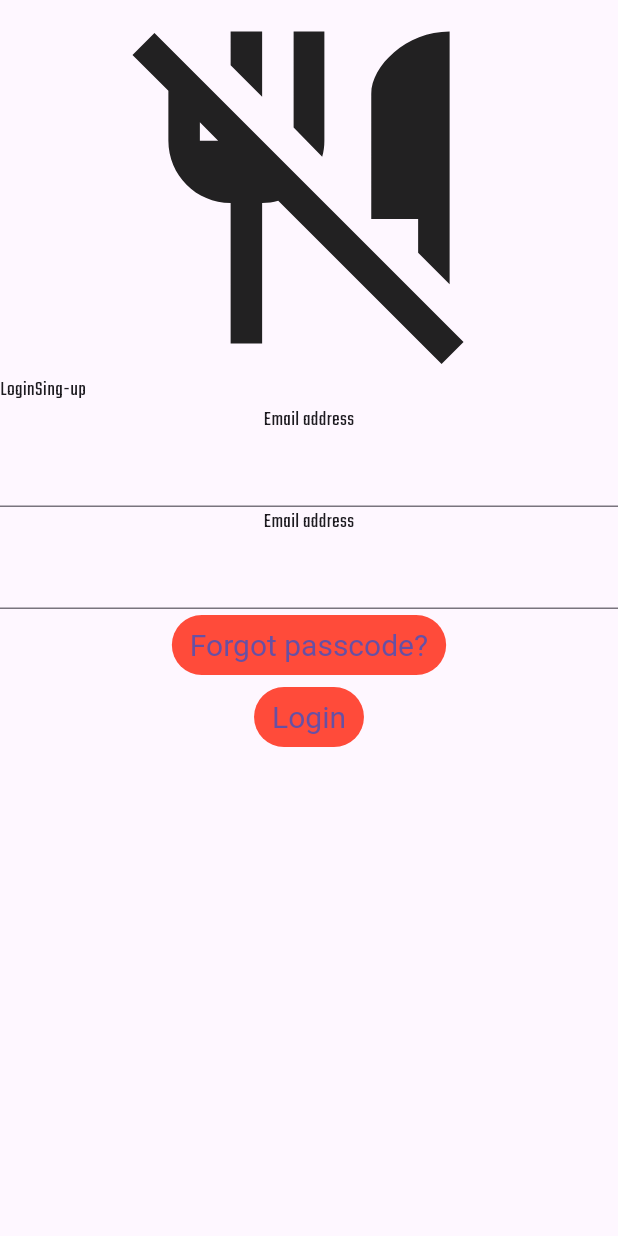
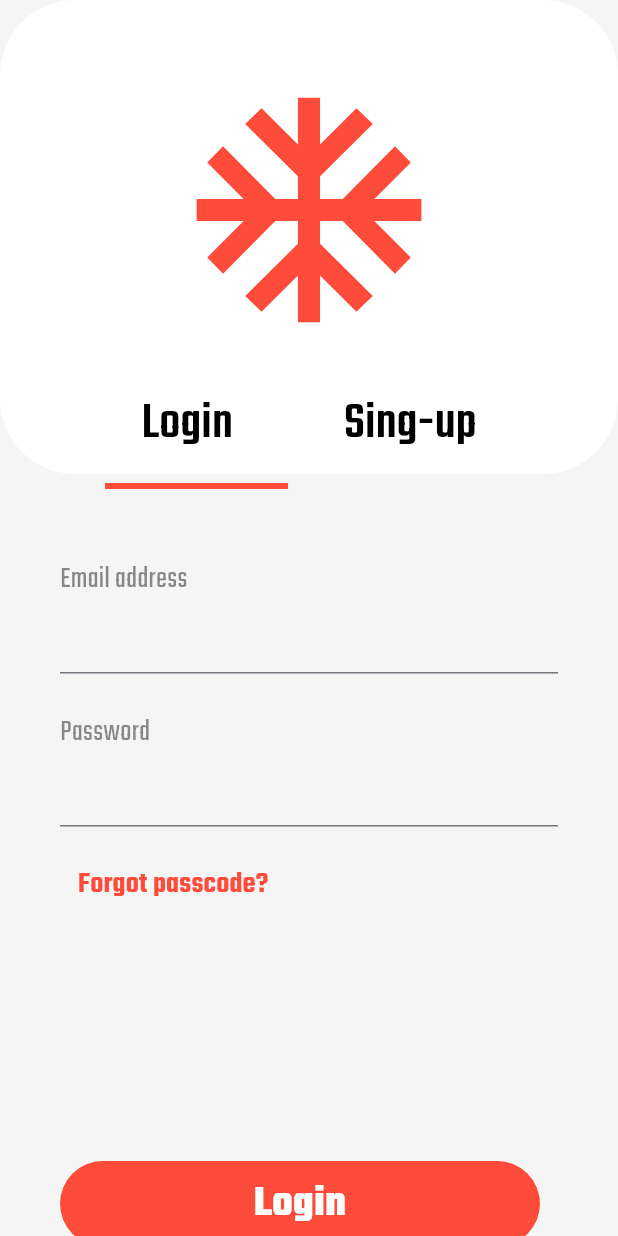
Before and after one commit to taskoft/food_delivery_app, a Flutter app: the screen it shows after launch, after a tap on "Get Started", on a phone screen of 412 x 824 dp. Run offline on Flutter 3.47's test engine with Material 3 defaults, Android fonts, the phone set to English and light mode, and no system bars; project files that could hold a hidden picture were left out.

Commit message:
Login sayfası ve mainstate düzenlendi

```diff
--- a/lib/main.dart
+++ b/lib/main.dart
@@ -13,13 +13,8 @@ class MainApp extends StatelessWidget {
   Widget build(BuildContext context) {
     return MaterialApp(
       theme: ThemeData(
-          fontFamily: 'Dance',
-          textButtonTheme: TextButtonThemeData(
-              style: ButtonStyle(
-                  backgroundColor: MaterialStateProperty.all(
-                      const Color.fromRGBO(255, 75, 58, 100)),
-                  textStyle: MaterialStateProperty.all(
-                      const TextStyle(color: Colors.white, fontSize: 20))))),
+        fontFamily: 'Dance',
+      ),
       home: const OpeningPage(),
     );
   }
--- a/lib/pages/login_screen_page.dart
+++ b/lib/pages/login_screen_page.dart
@@ -1,4 +1,6 @@
 import 'package:flutter/material.dart';
+import 'package:food_delivery_app/pages/main_state.dart';
+import 'package:food_delivery_app/widgets/bottom_text_button.dart';
 
 class LoginScreenPage extends StatefulWidget {
   const LoginScreenPage({super.key});
@@ -12,17 +14,57 @@ class _LoginScreenPageState extends State<LoginScreenPage> {
   @override
   Widget build(BuildContext context) {
     return Scaffold(
+      resizeToAvoidBottomInset: false,
+      backgroundColor: Colors.grey.shade100,
       body: Column(
         children: [
           Container(
+            decoration: BoxDecoration(
+                borderRadius: BorderRadius.circular(50), color: Colors.white),
             alignment: Alignment.bottomCenter,
-            child: const Column(children: [
-              Icon(
-                Icons.no_meals,
-                size: 250,
+            child: Column(children: [
+              const SizedBox(
+                height: 50,
+              ),
+              const Icon(
+                Icons.ac_unit_outlined,
+                color: Color.fromRGBO(255, 75, 58, 100),
+                size: 180,
+              ),
+              const SizedBox(
+                height: 20,
               ),
               Row(
-                children: [Text("Login"), Text("Sing-up")],
+                mainAxisAlignment: MainAxisAlignment.center,
+                children: [
+                  TextButton(
+                      onPressed: () {
+                        currentIndex = 0;
+                        setState(() {});
+                      },
+                      child: const Text(
+                        "Login",
+                        style: TextStyle(
+                            fontSize: 35,
+                            color: Colors.black,
+                            fontWeight: FontWeight.w500),
+                      )),
+                  const SizedBox(
+                    width: 50,
+                  ),
+                  TextButton(
+                      onPressed: () {
+                        currentIndex = 1;
+                        setState(() {});
+                      },
+                      child: const Text(
+                        "Sing-up",
+                        style: TextStyle(
+                            fontSize: 35,
+                            color: Colors.black,
+                            fontWeight: FontWeight.w500),
+                      )),
+                ],
               )
             ]),
           ),
@@ -30,15 +72,67 @@ class _LoginScreenPageState extends State<LoginScreenPage> {
             index: currentIndex,
             children: [
               Container(
-                child: Column(children: [
-                  const Text("Email address"),
-                  const TextField(),
-                  const Text("Email address"),
-                  const TextField(),
-                  TextButton(
-                      onPressed: () {}, child: const Text("Forgot passcode?")),
-                  TextButton(onPressed: () {}, child: const Text("Login")),
-                ]),
+                child: Padding(
+                  padding: const EdgeInsets.fromLTRB(40, 0, 40, 20),
+                  child: Column(
+                      crossAxisAlignment: CrossAxisAlignment.start,
+                      mainAxisAlignment: MainAxisAlignment.start,
+                      children: [
+                        const Divider(
+                            color: Color.fromRGBO(255, 75, 58, 100),
+                            endIndent: 180,
+                            thickness: 4,
+                            indent: 30),
+                        const SizedBox(
+                          height: 40,
+                        ),
+                        const Text("Email address",
+                            style:
+                                TextStyle(fontSize: 20, color: Colors.black45)),
+                        const TextField(style: TextStyle(fontSize: 20)),
+                        const SizedBox(
+                          height: 25,
+                        ),
+                        const Text("Password",
+                            style:
+                                TextStyle(fontSize: 20, color: Colors.black45)),
+                        const TextField(
+                          style: TextStyle(fontSize: 20),
+                          obscureText: true,
+                          enableSuggestions: false,
+                          autocorrect: false,
+                        ),
+                        const SizedBox(
+                          height: 15,
+                        ),
+                        TextButton(
+                            style:
+                                const ButtonStyle(alignment: Alignment.topLeft),
+                            onPressed: () {},
+                            child: const Text(
+                              "Forgot passcode?",
+                              textAlign: TextAlign.start,
+                              style: TextStyle(
+                                  fontSize: 20,
+                                  color: Color.fromRGBO(255, 75, 58, 100),
+                                  fontWeight: FontWeight.w600),
+                            )),
+                        const SizedBox(
+                          height: 160,
+                        ),
+                        MyBottomTextButton(
+                            text: 'Login',
+                            onPressed: () {
+                              Navigator.push(
+                                  context,
+                                  MaterialPageRoute(
+                                      builder: (context) => const MainState()));
+                            }),
+                      ]),
+                ),
+              ),
+              const Center(
+                child: Text("INDEX 1"),
               ),
             ],
           )
--- /dev/null
+++ b/lib/widgets/bottom_text_button.dart
@@ -0,0 +1,26 @@
+import 'package:flutter/material.dart';
+
+class MyBottomTextButton extends StatelessWidget {
+  final String text;
+  final void Function() onPressed;
+  const MyBottomTextButton({
+    super.key,
+    required this.text,
+    required this.onPressed,
+  });
+
+  @override
+  Widget build(BuildContext context) {
+    return TextButton(
+      onPressed: onPressed,
+      style: ButtonStyle(fixedSize: MaterialStateProperty.all(const Size.fromWidth(320)),
+          backgroundColor: MaterialStateProperty.all(
+              const Color.fromRGBO(255, 75, 58, 25))),
+      child: Text(
+        text,
+        style: const TextStyle(
+            color: Colors.white, fontFamily: 'Dance', fontSize: 29,fontWeight: FontWeight.bold),
+      ),
+    );
+  }
+}
```
Also changed, not shown: lib/pages/home_page.dart (+15 -0 lines), lib/pages/main_state.dart (+61 -2 lines).
